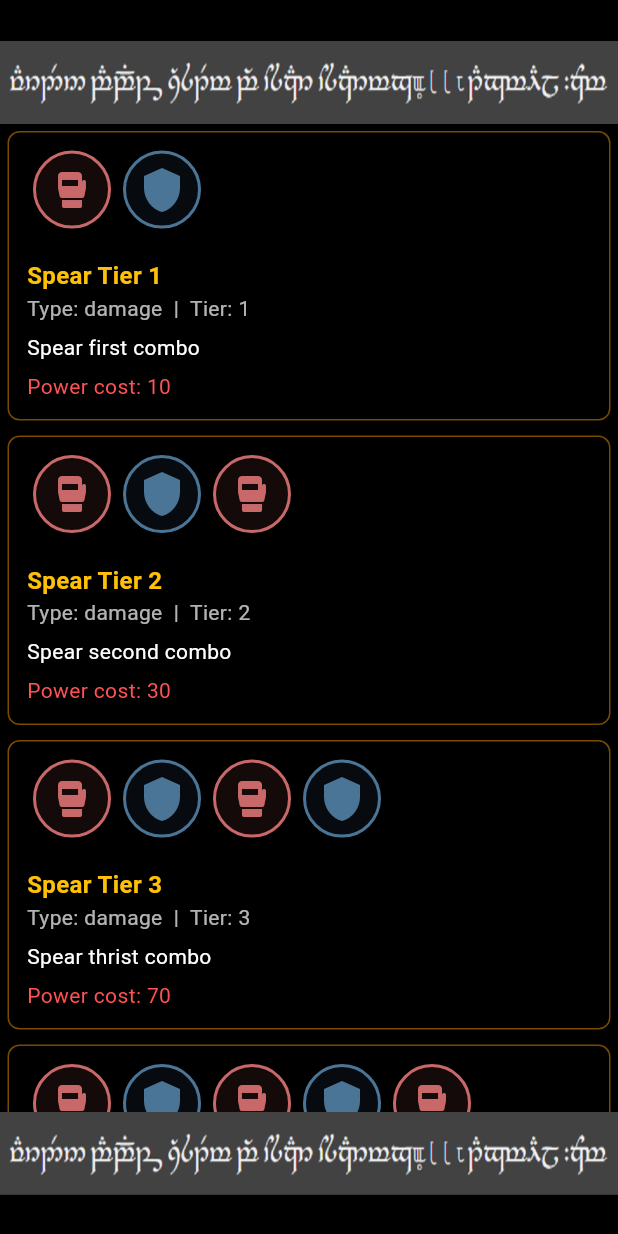
After one commit to pakmg2355/Warden, a Flutter app: the GambitInfoScreen screen opened directly, on a phone screen of 412 x 824 dp. The commit adds this screen. Run offline on Flutter 3.47's test engine with Material 3 defaults, Android fonts, the phone set to English and light mode, and no system bars; our stand-ins replace audioplayers, shared_preferences; accounts and stored records are empty.

Commit message:
Pantallas infor gambits y nueva reset name

```diff
--- a/lib/game/helpers/combat_icon_helper.dart
+++ b/lib/game/helpers/combat_icon_helper.dart
@@ -27,7 +27,7 @@ class CombatIconsHelper {
 
     final icons = <Widget>[];
 
-    for (final char in text.characters) {
+    for (final char in text.split('')) {
       switch (char) {
         case '1':
           icons.add(_buildIcon(icon: spearIcon, color: colorSpear));
--- /dev/null
+++ b/lib/game/i18n/tengwar_en.dart
@@ -0,0 +1,6 @@
+const es = {
+  'combo.spear.t1.name': 'Spear Tier 1',
+  'combo.spear.t1.desc': 'Spear first combo',
+};
+
+String t(String key) => es[key] ?? key;
--- a/lib/game/items/item_definition.dart
+++ b/lib/game/items/item_definition.dart
@@ -41,7 +41,7 @@ const potionVida = ItemDefinition(
   nombre: 'Health Potion',
   type: ItemType.consumable,
   instantEffects: [
-    InstantEffect(kind: InstantEffectKind.vidaPercent, value: 10, source: ''),
+    InstantEffect(kind: InstantEffectKind.vidaPercent, value: 30, source: ''),
   ],
 );
 
--- a/lib/game/systems/effect_system.dart
+++ b/lib/game/systems/effect_system.dart
@@ -37,7 +37,6 @@ class EffectSystem {
           break;
 
         case InstantEffectKind.vidaPercent:
-          print(ie.value);
           delta = (source.maxvida * ie.value / 100).round();
           vida += delta;
           break;
--- a/lib/ui/screens/combate_screen.dart
+++ b/lib/ui/screens/combate_screen.dart
@@ -172,7 +172,6 @@ class CombateScreen extends StatelessWidget {
                           .whereType<ItemStack>()
                           .toList(),
                       onTap: (index) {
-                        print(index);
                         controller.useItem(index);
                       },
                     ),
--- /dev/null
+++ b/lib/ui/screens/gambir_info.dart
@@ -0,0 +1,47 @@
+import 'package:flutter/material.dart';
+import 'package:warden/game/combos/combo_repository.dart';
+import 'package:warden/ui/widgets/container_tengwar.dart';
+import 'package:warden/ui/widgets/gambitInfoCard.dart';
+
+class GambitInfoScreen extends StatelessWidget {
+  const GambitInfoScreen({super.key});
+
+  @override
+  Widget build(BuildContext context) {
+    final combos = listadoCombos;
+
+    return Scaffold(
+      backgroundColor: Colors.black,
+      body: Column(
+        mainAxisAlignment: MainAxisAlignment.start,
+        children: [
+          ContenedorNegro(),
+          InkWell(
+            onTap: () {
+              Navigator.pop(context, null);
+            },
+            child: ContenedorTengwar(),
+          ),
+
+          Expanded(
+            child: SingleChildScrollView(
+              child: Column(
+                children: combos
+                    .map((combo) => ComboInfoCard(combo: combo))
+                    .toList(),
+              ),
+            ),
+          ),
+
+          InkWell(
+            onTap: () {
+              Navigator.pop(context, null);
+            },
+            child: ContenedorTengwar(),
+          ),
+          ContenedorNegro(),
+        ],
+      ),
+    );
+  }
+}
--- a/lib/ui/widgets/boton_menu.dart
+++ b/lib/ui/widgets/boton_menu.dart
@@ -18,9 +18,8 @@ class MenuButton extends StatelessWidget {
       onTap: onTap,
       borderRadius: BorderRadius.circular(12),
       child: Container(
-        width: 280,
         padding: const EdgeInsets.symmetric(vertical: 18, horizontal: 24),
-        margin: const EdgeInsets.symmetric(vertical: 8),
+        margin: const EdgeInsets.symmetric(vertical: 10, horizontal: 10),
         decoration: BoxDecoration(
           color: const Color(0xFF1E1E1E),
           borderRadius: BorderRadius.circular(12),
--- /dev/null
+++ b/lib/ui/widgets/gambitInfoCard.dart
@@ -0,0 +1,63 @@
+import 'package:flutter/material.dart';
+import 'package:warden/game/combos/combo_repository.dart';
+import 'package:warden/game/helpers/combat_icon_helper.dart';
+
+class ComboInfoCard extends StatelessWidget {
+  final ComboDefinition combo;
+
+  const ComboInfoCard({super.key, required this.combo});
+
+  @override
+  Widget build(BuildContext context) {
+    return Container(
+      margin: const EdgeInsets.all(5),
+      width: MediaQuery.of(context).size.width,
+      padding: const EdgeInsets.all(12),
+      decoration: BoxDecoration(
+        color: Colors.black.withAlpha(120),
+        borderRadius: BorderRadius.circular(8),
+        border: Border.all(color: Colors.amber.shade700.withAlpha(120)),
+      ),
+      child: Column(
+        crossAxisAlignment: CrossAxisAlignment.start,
+        children: [
+          /// Nombre
+          Row(
+            mainAxisAlignment: MainAxisAlignment.start,
+            children: [CombatIconsHelper.buildFromText(combo.sequence)],
+          ),
+
+          const Padding(padding: EdgeInsets.all(10)),
+
+          Text(
+            combo.name,
+            style: const TextStyle(
+              color: Colors.amber,
+              fontWeight: FontWeight.bold,
+              fontSize: 16,
+            ),
+          ),
+
+          /// Tipo + Tier
+          Text(
+            'Type: ${combo.type.name}  |  Tier: ${combo.tier}',
+            style: const TextStyle(color: Colors.white70),
+          ),
+
+          const SizedBox(height: 6),
+
+          /// Descripción
+          Text(combo.description, style: const TextStyle(color: Colors.white)),
+
+          const SizedBox(height: 6),
+
+          /// Coste
+          Text(
+            'Power cost: ${combo.powerCost}',
+            style: const TextStyle(color: Colors.redAccent),
+          ),
+        ],
+      ),
+    );
+  }
+}
--- a/lib/ui/widgets/quick_slot.dart
+++ b/lib/ui/widgets/quick_slot.dart
@@ -11,10 +11,10 @@ class QuickSlotRow extends StatelessWidget {
   IconData _iconDataForItem(String id) {
     switch (id) {
       case 'EffectType.damage':
-        return Icons.thermostat;
+        return Icons.science_outlined;
     }
 
-    return Icons.thermostat;
+    return Icons.science_outlined;
   }
 
   Widget _buildEffectBadge(ItemStack item, int index) {
```
Also changed, not shown: lib/ui/screens/confirmacion.dart (deleted, +0 -46 lines), lib/ui/screens/menu_screen.dart (+17 -13 lines), lib/ui/screens/reset_screen.dart (added, +91 -0 lines), lib/game/i18n/en.dart (added), lib/game/i18n/es.dart (added), lib/game/i18n/tengwar_es.dart (added).
